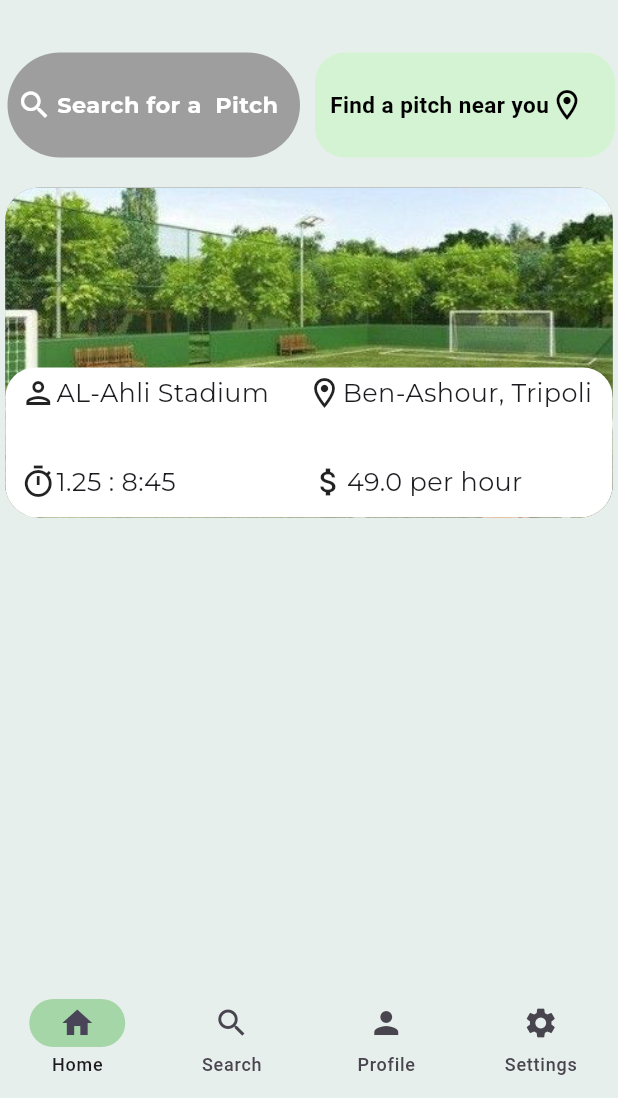
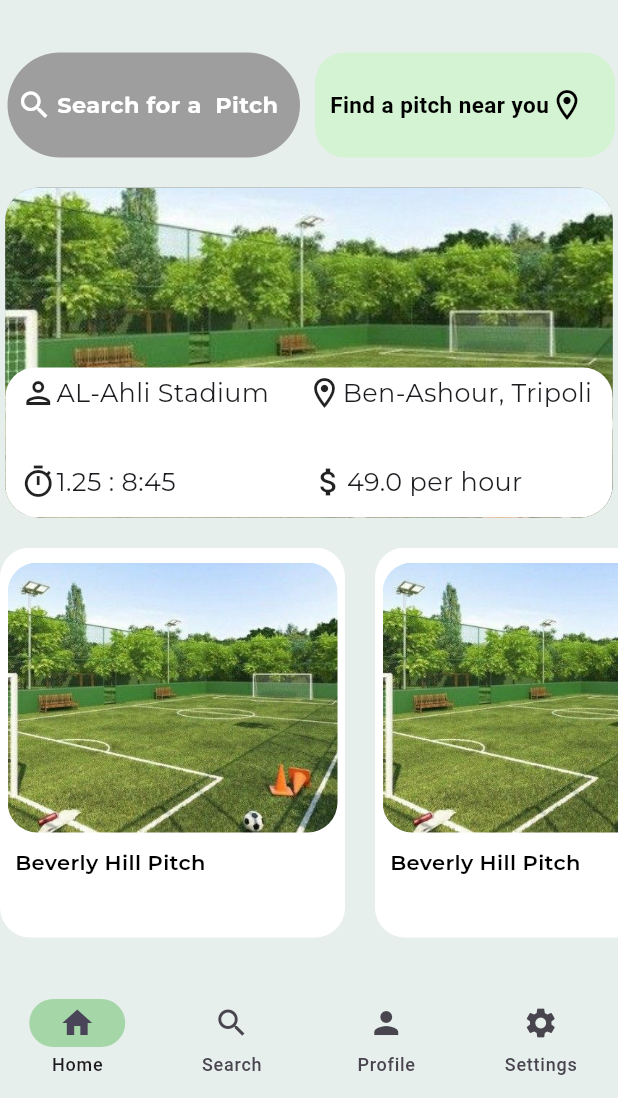
Before and after one commit to AbdulrahmanAbusnena/bentloos, a Flutter app: the screen it shows once a user with an empty profile is signed in, on a phone screen of 412 x 824 dp, the part 138-1236 px from its top. Run offline on Flutter 3.47's test engine with Material 3 defaults, Android fonts, the phone set to English and light mode, and no system bars; our stand-ins replace cloud_firestore, firebase_auth, firebase_core, google_fonts; accounts and stored records are empty.

Commit message:
git commit

```diff
--- a/lib/Components/TextField.dart
+++ b/lib/Components/TextField.dart
@@ -17,6 +17,7 @@ class Textfields extends StatelessWidget {
     this.isPass = false,
     required this.icon,
     required this.textInputType,
+    required String? Function(dynamic value) validator,
   });
 
   @override
--- /dev/null
+++ b/lib/Components/container4.dart
@@ -0,0 +1,57 @@
+import 'package:flutter/material.dart';
+import 'package:google_fonts/google_fonts.dart';
+
+class Container4 extends StatefulWidget {
+  const Container4({super.key});
+
+  @override
+  State<Container4> createState() => _Container4State();
+}
+
+class _Container4State extends State<Container4> {
+  @override
+  Widget build(BuildContext context) {
+    return Container(
+      height: 260,
+      width: 230,
+      decoration: BoxDecoration(
+        color: Colors.white,
+        borderRadius: BorderRadius.circular(20), // Circular border
+      ),
+      child: Column(
+        children: [
+          SizedBox(
+            height: 10,
+          ),
+          Center(
+            child: ClipRRect(
+              borderRadius: BorderRadius.circular(20), // Circular clipping
+              child: Image.asset(
+                'assets/graph2.jpeg',
+                width: 220,
+                height: 180,
+                fit: BoxFit.cover,
+              ),
+            ),
+          ),
+          SizedBox(
+            height: 10,
+          ),
+          Row(
+            children: [
+              SizedBox(
+                width: 10,
+              ),
+              Text('Beverly Hill Pitch',
+                  style: GoogleFonts.montserrat(
+                    //  fontSize: 15,
+                    fontWeight: FontWeight.w600,
+                    color: Colors.black,
+                  )),
+            ],
+          ),
+        ],
+      ),
+    );
+  }
+}
--- a/lib/Pages/homepage.dart
+++ b/lib/Pages/homepage.dart
@@ -1,3 +1,4 @@
+import 'package:bentlos/Components/container4.dart';
 import 'package:bentlos/Components/container_homepage.dart';
 import 'package:bentlos/Components/container_homepage2.dart';
 import 'package:bentlos/Components/containerhomepage3.dart';
@@ -16,7 +17,6 @@ class _HomepageState extends State<Homepage> {
   final GlobalKey<ScaffoldState> _scafoldKey = GlobalKey<ScaffoldState>();
   @override
   Widget build(BuildContext context) {
-    var screenSize = MediaQuery.of(context).size.width;
     return Scaffold(
       key: _scafoldKey,
       backgroundColor: const Color(0xffE7EFEC),
@@ -68,6 +68,21 @@ class _HomepageState extends State<Homepage> {
             height: 20,
           ),
           const Containerhomepage3(),
+          const SizedBox(
+            height: 20,
+          ),
+          const SingleChildScrollView(
+            scrollDirection: Axis.horizontal,
+            child: Row(
+              children: [
+                Container4(),
+                SizedBox(
+                  width: 20,
+                ),
+                Container4()
+              ],
+            ),
+          ),
         ],
       ),
     );
--- a/lib/Pages/intro_pages/intro2.dart
+++ b/lib/Pages/intro_pages/intro2.dart
@@ -15,7 +15,8 @@ class _Intro2State extends State<Intro2> {
   Widget build(BuildContext context) {
     return Scaffold(
       backgroundColor: const Color.fromRGBO(255, 255, 255, 1),
-      body: Column(
+      body: SingleChildScrollView(
+        child: Column(
           children: [
             const SizedBox(
               height: 35,
@@ -69,6 +70,7 @@ class _Intro2State extends State<Intro2> {
             ),
           ],
         ),
+      ),
     );
   }
 }
--- a/lib/Pages/intro_pages/intro3.dart
+++ b/lib/Pages/intro_pages/intro3.dart
@@ -16,7 +16,8 @@ class _Intro3State extends State<Intro3> {
   Widget build(BuildContext context) {
     return Scaffold(
       backgroundColor: Colors.white,
-      body: Column(
+      body: SingleChildScrollView(
+        child: Column(
           children: [
             const SizedBox(
               height: 310,
@@ -74,6 +75,7 @@ class _Intro3State extends State<Intro3> {
             ),
           ],
         ),
+      ),
     );
   }
 }
--- a/lib/Pages/intro_pages/registrationpage.dart
+++ b/lib/Pages/intro_pages/registrationpage.dart
@@ -12,7 +12,8 @@ class IntroPage extends StatelessWidget {
     return SafeArea(
       child: Scaffold(
         backgroundColor: Colors.white,
-        body: Column(
+        body: SingleChildScrollView(
+          child: Column(
             children: [
               const SizedBox(
                 height: 10,
@@ -87,6 +88,7 @@ class IntroPage extends StatelessWidget {
             ],
           ),
         ),
+      ),
     );
   }
 }
```
Also changed, not shown: lib/Models/pitches.dart (+29 -1 lines), lib/Pages/register/loginpage.dart (+84 -46 lines), lib/Pages/register/signuppage.dart (+25 -6 lines), lib/Services/authentication.dart (+56 -17 lines), lib/Pages/renter_ui/homepage.dart (added), lib/Pages/renter_ui/orders.dart (added), lib/Pages/renter_ui/profile.dart (added), lib/Pages/renter_ui/settings.dart (added), lib/Pages/renter_ui/wallet.dart (added), lib/Services/db.dart (added). Lines whose indentation alone changed are shown as unchanged.
